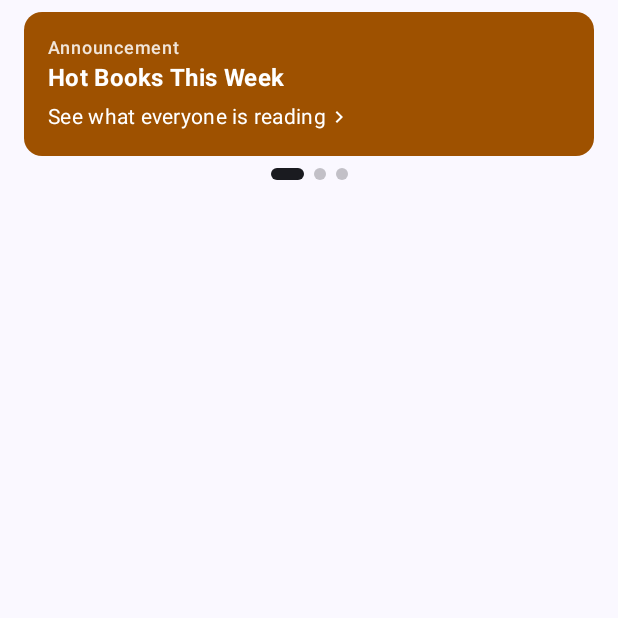
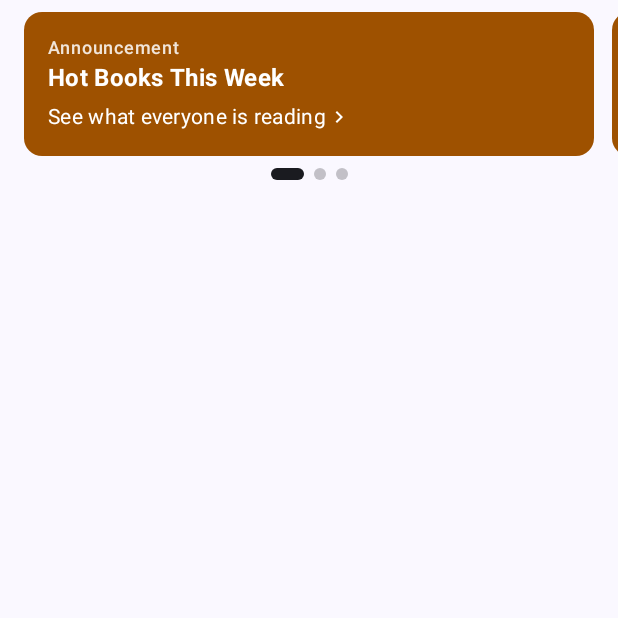
Before and after one commit to Vick-moo/Library_System, an Android app built with Jetpack Compose: the composable PromoBannerCarousel shown on its own in the app's theme, on a phone screen of 412 x 824 dp, the top half of it. Run offline under Robolectric (Android 15) with nearby library versions, the phone set to English and light mode, and no system bars; 22 statements that could not run were skipped.

Commit message:
Fix home banner spacing, remove fake due banner, correct renewal copy, fix manage landscape keyboard inset

```diff
--- a/app/src/main/java/com/example/librarysystem/ui/components/LibraryComponents.kt
+++ b/app/src/main/java/com/example/librarysystem/ui/components/LibraryComponents.kt
@@ -8,6 +8,7 @@ import androidx.compose.foundation.layout.Box
 import androidx.compose.foundation.layout.Column
 import androidx.compose.foundation.layout.ExperimentalLayoutApi
 import androidx.compose.foundation.layout.FlowRow
+import androidx.compose.foundation.layout.PaddingValues
 import androidx.compose.foundation.layout.Row
 import androidx.compose.foundation.layout.Spacer
 import androidx.compose.foundation.layout.aspectRatio
@@ -153,14 +154,16 @@ fun PromoBannerCarousel() {
         listOf(
             BannerItem("Announcement", "Hot Books This Week", "See what everyone is reading"),
             BannerItem("New Arrivals", "Fresh on the Shelves", "Check out this month's picks"),
-            BannerItem("Reminder", "Return on Time", "Avoid fines: renew in 2 taps")
+            BannerItem("Reminder", "Return on Time", "Avoid fines: return before the due date")
         )
     }
     val pagerState = rememberPagerState(pageCount = { banners.size })
     Column(Modifier.fillMaxWidth().padding(vertical = 8.dp)) {
         HorizontalPager(
             state = pagerState,
-            modifier = Modifier.fillMaxWidth().padding(horizontal = 16.dp)
+            contentPadding = PaddingValues(horizontal = 16.dp),
+            pageSpacing = 12.dp,
+            modifier = Modifier.fillMaxWidth()
         ) { page ->
             Card(
                 colors = CardDefaults.cardColors(containerColor = BannerOrange)
@@ -207,6 +210,12 @@ fun PromoBannerCarousel() {
     }
 }
 
+/**
+ * Placeholder notice kept for the student "my loans" surface that belongs to a
+ * later module. It is deliberately not rendered on Home: the text is static, so
+ * showing it would state a fake due date for every visitor including guests.
+ * The real version needs the student loan query and a Borrow tab to open.
+ */
 @Composable
 fun DueBanner() {
     Card(
--- a/app/src/main/java/com/example/librarysystem/ui/home/HomeScreen.kt
+++ b/app/src/main/java/com/example/librarysystem/ui/home/HomeScreen.kt
@@ -22,7 +22,6 @@ import com.example.librarysystem.ui.books.BooksViewModel
 import com.example.librarysystem.ui.books.BooksUiState
 import com.example.librarysystem.ui.components.BookFilter
 import com.example.librarysystem.ui.components.CategoryRow
-import com.example.librarysystem.ui.components.DueBanner
 import com.example.librarysystem.ui.components.FilterPanel
 import com.example.librarysystem.ui.components.GreetingBlock
 import com.example.librarysystem.ui.components.PromoBannerCarousel
@@ -74,7 +73,6 @@ fun HomeScreen(
                 ) {
                     item { GreetingBlock(displayName) }
                     item { PromoBannerCarousel() }
-                    item { DueBanner() }
                     item {
                         FilterPanel(
                             categories = categories,
--- a/app/src/main/java/com/example/librarysystem/ui/manage/ManageScreen.kt
+++ b/app/src/main/java/com/example/librarysystem/ui/manage/ManageScreen.kt
@@ -70,7 +70,7 @@ fun ManageScreen(
         },
         contentWindowInsets = WindowInsets(0, 0, 0, 0)
     ) { padding ->
-        Column(Modifier.fillMaxSize().padding(padding)) {
+        Column(Modifier.fillMaxSize().imePadding().padding(padding)) {
             OutlinedTextField(
                 value = vm.query,
                 onValueChange = vm::onQueryChange,
@@ -111,7 +111,7 @@ fun ManageScreen(
                             )
                         }
                     } else {
-                        LazyColumn(Modifier.fillMaxSize().imePadding()) {
+                        LazyColumn(Modifier.fillMaxSize()) {
                             items(rows, key = { it.book.id }) { row ->
                                 ManageBookRow(
                                     row = row,
```
